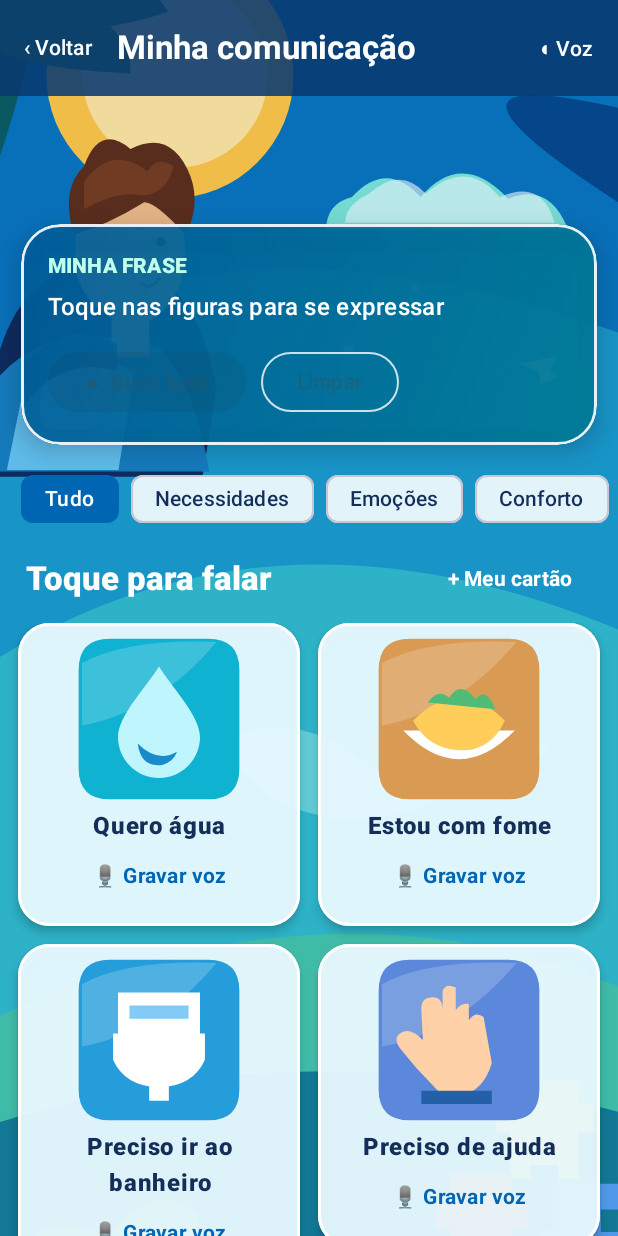
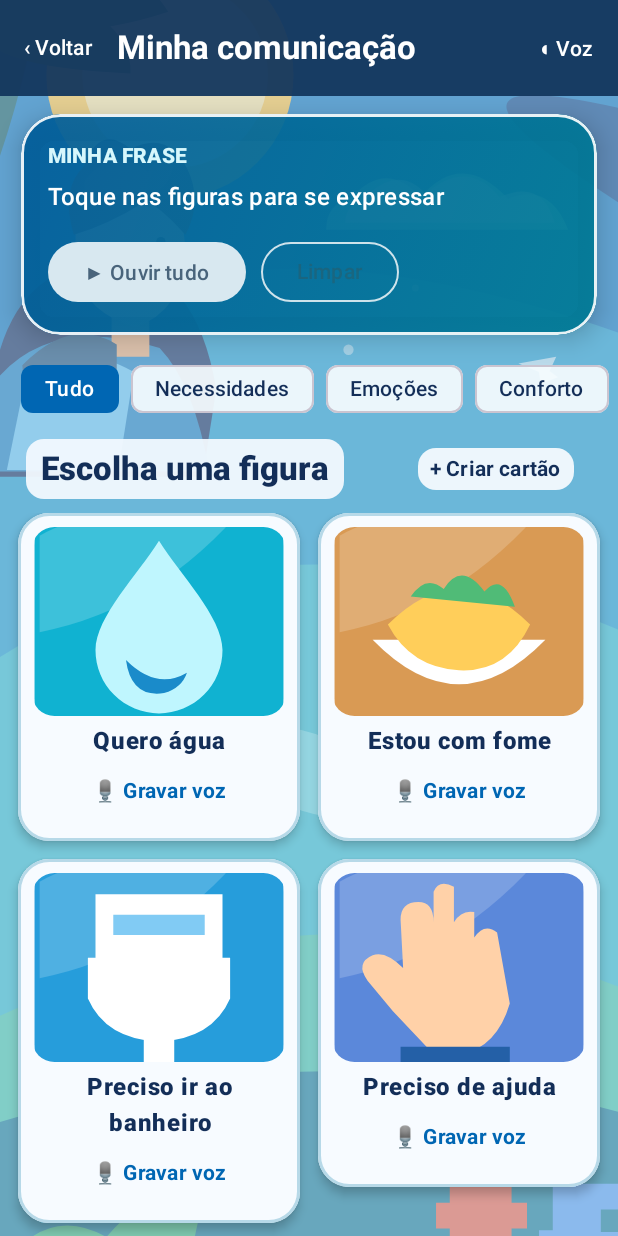
Before and after one commit to Andrews-Oliveira/Meu-TEA, an Android app built with Jetpack Compose: the ComunicacaoV2Screen screen opened through its navigation route, on a phone screen of 412 x 824 dp. Run offline under Robolectric (Android 15) with nearby library versions, the phone set to English and light mode, and no system bars; our stand-ins replace Firebase (no records; nobody signed in at launch, a user with empty details on screens opened directly).

Commit message:
feat(caa): padronizar figuras, remover emoji genérico e simplificar layout da comunicação

```diff
--- a/app/src/main/java/com/example/meutea/menu/comunicacao/ComunicacaoV2Screen.kt
+++ b/app/src/main/java/com/example/meutea/menu/comunicacao/ComunicacaoV2Screen.kt
@@ -322,7 +322,8 @@ fun ComunicacaoV2Screen(navController: NavHostController) {
     }
 
     Box(modifier = Modifier.fillMaxSize()) {
-        TeaWallpaper(temaVisual = temaVisual, modifier = Modifier.fillMaxSize(), tint = 0.06f)
+        TeaWallpaper(temaVisual = temaVisual, modifier = Modifier.fillMaxSize(), tint = 0.12f)
+        Box(Modifier.fillMaxSize().background(Color(0x66E8F5FE)))
         Scaffold(
             containerColor = Color.Transparent,
             topBar = {
@@ -342,19 +343,19 @@ fun ComunicacaoV2Screen(navController: NavHostController) {
                         }
                     },
                     colors = TopAppBarDefaults.topAppBarColors(
-                        containerColor = Color(0xDF093A70)
+                        containerColor = Color(0xF013365D)
                     )
                 )
             }
         ) { padding ->
             Column(Modifier.fillMaxSize().padding(padding)) {
-                Spacer(Modifier.height(85.dp))
+                Spacer(Modifier.height(12.dp))
                 TeaGlassPanel(
                     modifier = Modifier.fillMaxWidth().padding(horizontal = 14.dp),
                     dark = true
                 ) {
                     Text("MINHA FRASE", style = MaterialTheme.typography.labelLarge,
-                        color = Color(0xFFC0FFEE), fontWeight = FontWeight.ExtraBold)
+                        color = Color(0xFFD6F7FC), fontWeight = FontWeight.ExtraBold)
                     Spacer(Modifier.height(5.dp))
                     Text(
                         if (frases.isEmpty()) "Toque nas figuras para se expressar"
@@ -369,8 +370,10 @@ fun ComunicacaoV2Screen(navController: NavHostController) {
                             onClick = { falar(frases.joinToString(". ")) },
                             enabled = frases.isNotEmpty() && vozDisponivel,
                             colors = androidx.compose.material3.ButtonDefaults.buttonColors(
-                                containerColor = Color(0xFFE6F8FF),
-                                contentColor = TeaPalette.ink
+                                containerColor = Color.White,
+                                contentColor = TeaPalette.ink,
+                                disabledContainerColor = Color(0xFFD8E8F0),
+                                disabledContentColor = Color(0xFF49647B)
                             )
                         ) { Text("▶ Ouvir tudo") }
                         OutlinedButton(
@@ -412,13 +415,19 @@ fun ComunicacaoV2Screen(navController: NavHostController) {
                     verticalAlignment = Alignment.CenterVertically,
                     horizontalArrangement = Arrangement.SpaceBetween
                 ) {
-                    Text("Toque para falar",
+                    Text("Escolha uma figura",
                         style = MaterialTheme.typography.titleLarge,
                         fontWeight = FontWeight.ExtraBold,
-                        color = Color.White)
+                        color = TeaPalette.ink,
+                        modifier = Modifier.background(
+                            Color(0xEDF5FAFF), RoundedCornerShape(12.dp)
+                        ).padding(horizontal = 10.dp, vertical = 6.dp))
                     TextButton(onClick = { criar = true }, enabled = uid != null) {
-                        Text("+ Meu cartão", color = Color.White,
-                            fontWeight = FontWeight.Bold)
+                        Text("+ Criar cartão", color = TeaPalette.ink,
+                            fontWeight = FontWeight.Bold,
+                            modifier = Modifier.background(
+                                Color(0xEAF9FCFF), RoundedCornerShape(12.dp)
+                            ).padding(horizontal = 8.dp, vertical = 4.dp))
                     }
                 }
                 LazyVerticalGrid(
@@ -438,9 +447,9 @@ fun ComunicacaoV2Screen(navController: NavHostController) {
                             },
                             shape = RoundedCornerShape(21.dp),
                             colors = CardDefaults.cardColors(
-                                containerColor = Color(0xF2E9F9FF)
+                                containerColor = Color(0xFFF7FBFF)
                             ),
-                            border = BorderStroke(1.5.dp, Color.White),
+                            border = BorderStroke(1.5.dp, Color(0xFFB7D9E8)),
                             elevation = CardDefaults.cardElevation(defaultElevation = 4.dp),
                             modifier = Modifier.fillMaxWidth()
                         ) {
@@ -462,18 +471,21 @@ fun ComunicacaoV2Screen(navController: NavHostController) {
                                         bitmap = foto!!.asImageBitmap(),
                                         contentDescription = null,
                                         contentScale = ContentScale.Fit,
-                                        modifier = Modifier.fillMaxWidth().height(109.dp)
+                                        modifier = Modifier.fillMaxWidth().height(126.dp)
+                                            .clip(RoundedCornerShape(15.dp))
                                     )
                                 } else if (picture != null) {
                                     Image(
                                         painterResource(picture),
                                         contentDescription = null,
-                                        modifier = Modifier.fillMaxWidth().height(109.dp)
+                                        contentScale = ContentScale.Crop,
+                                        modifier = Modifier.fillMaxWidth().height(126.dp)
+                                            .clip(RoundedCornerShape(15.dp))
                                     )
                                 } else {
                                     Box(
-                                        modifier = Modifier.size(94.dp)
-                                            .clip(RoundedCornerShape(20.dp))
+                                        modifier = Modifier.fillMaxWidth().height(126.dp)
+                                            .clip(RoundedCornerShape(15.dp))
                                             .background(
                                                 Brush.linearGradient(
                                                     listOf(Color(0xFF8CE9E5), Color(0xFF7FBCEE))
@@ -481,7 +493,11 @@ fun ComunicacaoV2Screen(navController: NavHostController) {
                                             ),
                                         contentAlignment = Alignment.Center
                                     ) {
-                                        Text(item.simbolo, fontSize = 42.sp)
+                                        Image(
+                                            painter = painterResource(R.drawable.tea_routine_planejar),
+                                            contentDescription = null,
+                                            modifier = Modifier.size(104.dp)
+                                        )
                                     }
                                 }
                                 Spacer(Modifier.height(7.dp))
@@ -490,7 +506,8 @@ fun ComunicacaoV2Screen(navController: NavHostController) {
                                     fontWeight = FontWeight.ExtraBold,
                                     color = TeaPalette.ink,
                                     style = MaterialTheme.typography.bodyLarge,
-                                    textAlign = TextAlign.Center
+                                    textAlign = TextAlign.Center,
+                                    maxLines = 3
                                 )
                                 val possuiAudio = revisaoAudio.let {
                                     audiosPessoais?.existe(item.id) == true
```
